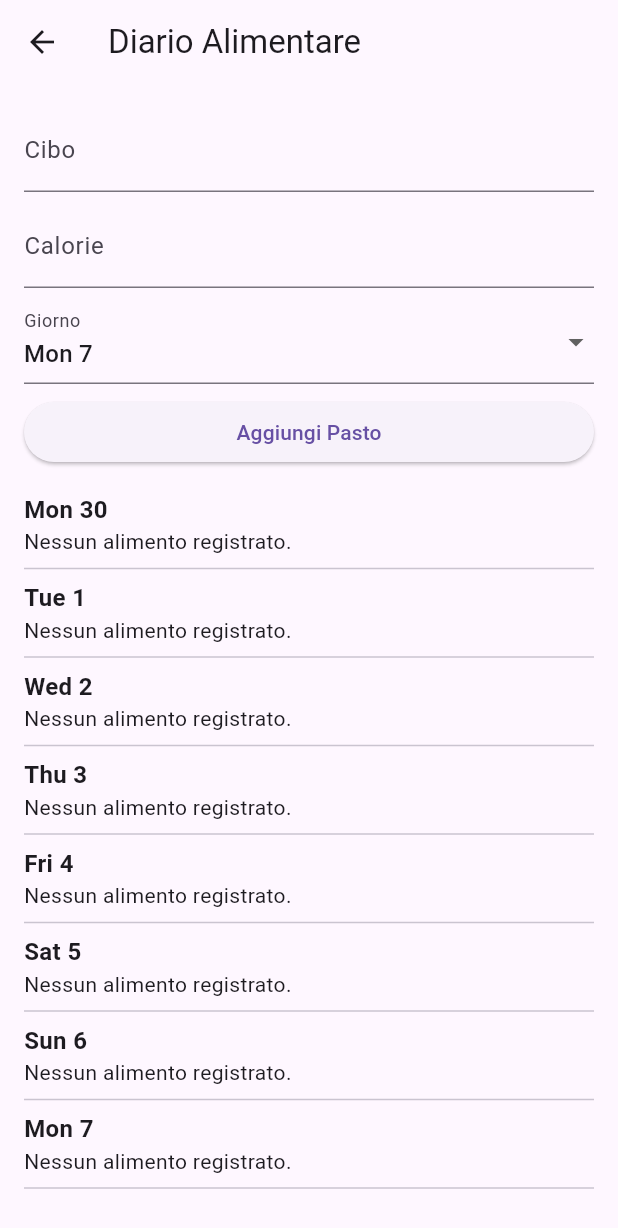
After one commit to FedeYellow/werable_project, a Flutter app: the FoodDiaryPage screen opened directly, after a tap on "Aggiungi Pasto", on a phone screen of 412 x 824 dp. The commit adds this screen. Shown: the top 1228 px of the screen. Run offline on Flutter 3.47's test engine with Material 3 defaults, Android fonts, the phone set to English and light mode, and no system bars; our stand-ins replace flutter_map, flutter_profile_picture, jwt_decoder, latlong2, shared_preferences, syncfusion_flutter_charts and 1 more; accounts and stored records are empty.

Commit message:
FoodDiary implemented

```diff
--- /dev/null
+++ b/lib/HOMEPAGE/FEATURES_PEGES/CALORIES/FOOD_DIARY/DiaryPage.dart
@@ -0,0 +1,162 @@
+import 'package:flutter/material.dart';
+import 'package:intl/intl.dart';
+import 'package:provider/provider.dart';
+import 'package:shared_preferences/shared_preferences.dart';
+import 'package:werable_project/HOMEPAGE/FEATURES_PEGES/CALORIES/CaloriesProvider.dart';
+
+class FoodDiaryPage extends StatefulWidget {
+  const FoodDiaryPage({super.key});
+
+  @override
+  State<FoodDiaryPage> createState() => _FoodDiaryPageState();
+}
+
+class _FoodDiaryPageState extends State<FoodDiaryPage> {
+  final dateFormat = DateFormat('yyyy-MM-dd');
+  final labelFormat = DateFormat.E('en_US');
+  final _foodController = TextEditingController();
+  final _calorieController = TextEditingController();
+  DateTime _selectedDate = DateTime.now();
+  List<DateTime> fullWeek = [];
+
+  @override
+  void initState() {
+    super.initState();
+    final yesterday = DateTime.now().subtract(const Duration(days: 1));
+    final monday = yesterday.subtract(Duration(days: yesterday.weekday - 1));
+    fullWeek = List.generate(8, (i) => monday.add(Duration(days: i)));
+    _selectedDate = fullWeek.last;
+  }
+
+  Future<void> _addFood() async {
+    final food = _foodController.text.trim();
+    final calories = int.tryParse(_calorieController.text) ?? 0;
+    if (food.isEmpty || calories <= 0) return;
+
+    final prefs = await SharedPreferences.getInstance();
+    final key = dateFormat.format(_selectedDate);
+    final foodListKey = 'diary_food_list_$key';
+    final caloriesKey = 'diary_calories_$key';
+
+    final list = prefs.getStringList(foodListKey) ?? [];
+    list.add('$food: $calories kcal');
+    await prefs.setStringList(foodListKey, list);
+
+    final total = prefs.getInt(caloriesKey) ?? 0;
+    await prefs.setInt(caloriesKey, total + calories);
+
+    if (!mounted) return;
+    Provider.of<Caloriesprovider>(context, listen: false)
+        .loadDiaryCaloriesFromPrefs(fullWeek);
+
+    _foodController.clear();
+    _calorieController.clear();
+    setState(() {});
+  }
+
+  Future<void> _deleteFood(String label, int index) async {
+    final prefs = await SharedPreferences.getInstance();
+    final date = fullWeek.firstWhere((d) => '${labelFormat.format(d)} ${d.day}' == label);
+    final key = dateFormat.format(date);
+    final foodListKey = 'diary_food_list_$key';
+    final caloriesKey = 'diary_calories_$key';
+
+    final list = prefs.getStringList(foodListKey) ?? [];
+    final item = list[index];
+    final match = RegExp(r': (\d+) kcal').firstMatch(item);
+    final kcal = int.tryParse(match?.group(1) ?? '0') ?? 0;
+
+    list.removeAt(index);
+    await prefs.setStringList(foodListKey, list);
+    final total = prefs.getInt(caloriesKey) ?? 0;
+    await prefs.setInt(caloriesKey, (total - kcal).clamp(0, 99999));
+
+    Provider.of<Caloriesprovider>(context, listen: false)
+        .loadDiaryCaloriesFromPrefs(fullWeek);
+    setState(() {});
+  }
+
+  Future<Map<String, List<String>>> _loadWeeklyDiary() async {
+    final prefs = await SharedPreferences.getInstance();
+    final Map<String, List<String>> map = {};
+    for (final date in fullWeek) {
+      final label = '${labelFormat.format(date)} ${date.day}';
+      final key = dateFormat.format(date);
+      map[label] = prefs.getStringList('diary_food_list_$key') ?? [];
+    }
+    return map;
+  }
+
+  @override
+  Widget build(BuildContext context) {
+    return Scaffold(
+      appBar: AppBar(title: const Text('Diario Alimentare')),
+      body: FutureBuilder<Map<String, List<String>>>(
+        future: _loadWeeklyDiary(),
+        builder: (context, snapshot) {
+          if (!snapshot.hasData) return const Center(child: CircularProgressIndicator());
+          final diary = snapshot.data!;
+          return ListView(
+            padding: const EdgeInsets.all(16),
+            children: [
+              TextField(
+                controller: _foodController,
+                decoration: const InputDecoration(labelText: 'Cibo'),
+              ),
+              const SizedBox(height: 8),
+              TextField(
+                controller: _calorieController,
+                decoration: const InputDecoration(labelText: 'Calorie'),
+                keyboardType: TextInputType.number,
+              ),
+              const SizedBox(height: 8),
+              DropdownButtonFormField<DateTime>(
+                value: _selectedDate,
+                items: fullWeek.map((date) {
+                  final label = '${labelFormat.format(date)} ${date.day}';
+                  return DropdownMenuItem(
+                    value: date,
+                    child: Text(label),
+                  );
+                }).toList(),
+                onChanged: (date) => setState(() => _selectedDate = date!),
+                decoration: const InputDecoration(labelText: 'Giorno'),
+              ),
+              const SizedBox(height: 8),
+              ElevatedButton(
+                onPressed: _addFood,
+                child: const Text('Aggiungi Pasto'),
+              ),
+              const SizedBox(height: 16),
+              ...diary.entries.map((entry) {
+                final label = entry.key;
+                final items = entry.value;
+                return Column(
+                  crossAxisAlignment: CrossAxisAlignment.start,
+                  children: [
+                    Text(label, style: const TextStyle(fontSize: 16, fontWeight: FontWeight.bold)),
+                    if (items.isEmpty)
+                      const Text('Nessun alimento registrato.')
+                    else
+                      ...items.asMap().entries.map((e) {
+                        final i = e.key;
+                        final item = e.value;
+                        return ListTile(
+                          title: Text(item),
+                          trailing: IconButton(
+                            icon: const Icon(Icons.delete),
+                            onPressed: () => _deleteFood(label, i),
+                          ),
+                        );
+                      }),
+                    const Divider(),
+                  ],
+                );
+              }),
+            ],
+          );
+        },
+      ),
+    );
+  }
+}
--- a/lib/HOMEPAGE/HomePage.dart
+++ b/lib/HOMEPAGE/HomePage.dart
@@ -79,7 +79,7 @@ class HomePage extends StatelessWidget {
                 CaloricRequirementCard(),
                 WeeklyCaloriesChartCard(),
                 WeeklyCaloriesDeltaChartCard(),
-                FoodDiaryCard(),
+                DiaryCard(),
 
 
               ],
--- a/pubspec.yaml
+++ b/pubspec.yaml
@@ -26,6 +26,7 @@ dependencies:
 
 
 
+
 dev_dependencies:
   flutter_test:
     sdk: flutter
```
Also changed, not shown: lib/HOMEPAGE/FEATURES_PEGES/CALORIES/CaloriesProvider.dart (+24 -1 lines), lib/HOMEPAGE/FEATURES_PEGES/CALORIES/DELTA_CAlORIES/Delta.dart (+43 -30 lines), lib/HOMEPAGE/FEATURES_PEGES/CALORIES/DELTA_CAlORIES/InfoPage.dart (added, +70 -0 lines), lib/HOMEPAGE/FEATURES_PEGES/CALORIES/FOOD_DIARY/DiaryCard.dart (+64 -222 lines).
